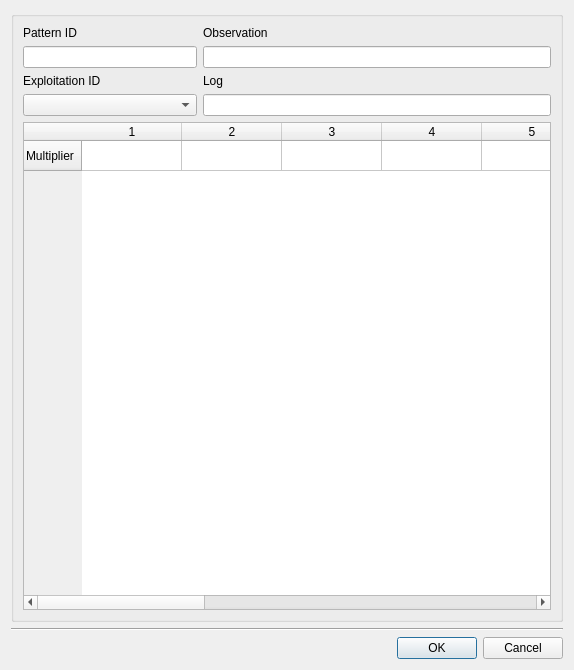
Qt form core/ui/toolbars/epa/nonvisual_pattern_ws.ui (Giswater/giswater_qgis_plugin) before a commit.
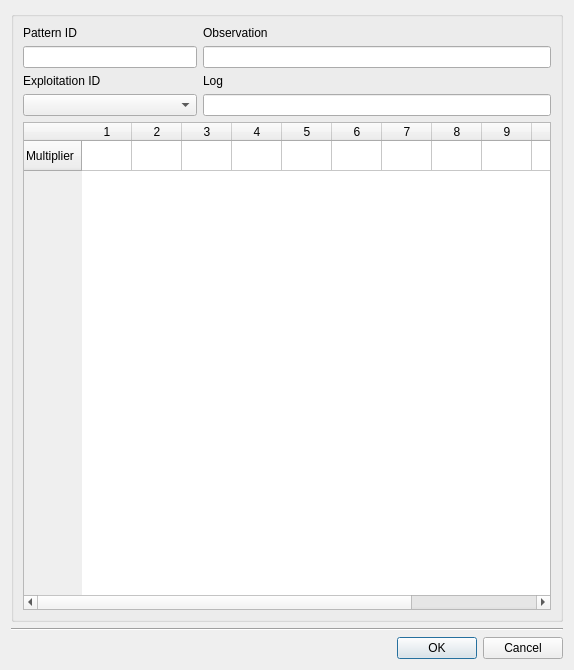
The same form after that commit.

Commit message: Enhancement: WS Patterns table columns too large

```diff
--- a/core/ui/toolbars/epa/nonvisual_pattern_ws.ui
+++ b/core/ui/toolbars/epa/nonvisual_pattern_ws.ui
@@ -163,6 +163,9 @@
        <layout class="QGridLayout" name="gridLayout_3">
         <item row="0" column="0">
          <widget class="QTableWidget" name="tbl_pattern_value">
+          <attribute name="horizontalHeaderDefaultSectionSize">
+           <number>50</number>
+          </attribute>
           <row>
            <property name="text">
             <string>Multiplier</string>
```
